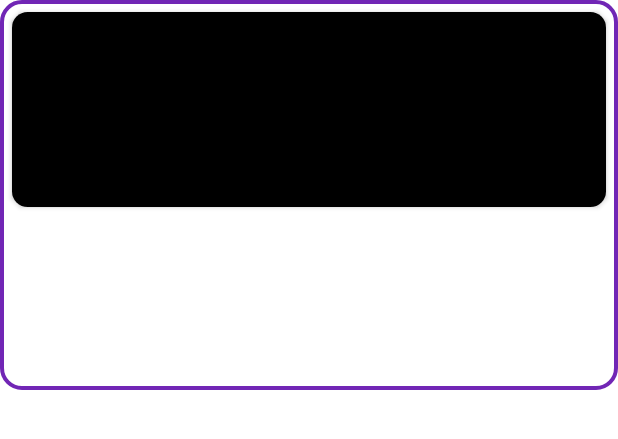
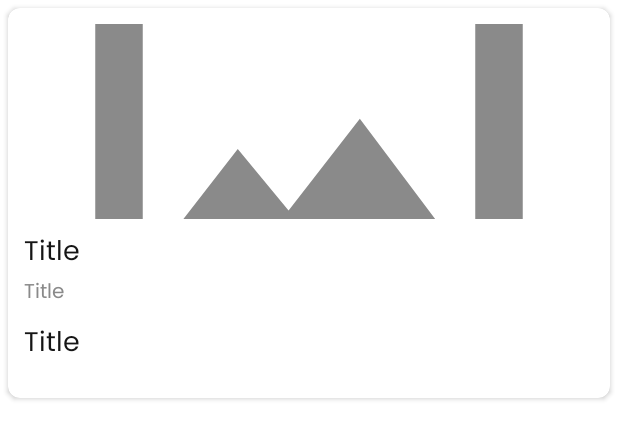
Before and after one commit to nngarfdn/SecondHand, an Android app: the layout item_list_product_state.xml on its own in the app's theme, with its tools: preview values and no code run, on a phone screen of 412 x 824 dp. Shown: the top 439 px of the screen. Run offline under Robolectric (Android 15) with nearby library versions, the phone set to English and light mode, and no system bars.

Commit message:
fix grid recview and complete item list product

```diff
--- a/app/src/main/java/com/binar/secondhand/ui/productlist/ProductSellerAdapter.kt
+++ b/app/src/main/java/com/binar/secondhand/ui/productlist/ProductSellerAdapter.kt
@@ -7,6 +7,7 @@ import androidx.recyclerview.widget.DiffUtil
 import androidx.recyclerview.widget.RecyclerView
 import com.binar.secondhand.data.source.remote.response.ProductItem
 import com.binar.secondhand.databinding.ItemListProductStateBinding
+import com.binar.secondhand.utils.CurrencyIndonesia
 import com.binar.secondhand.utils.gone
 import com.binar.secondhand.utils.loadImage
 import com.binar.secondhand.utils.visible
@@ -44,6 +45,9 @@ class ProductSellerAdapter: RecyclerView.Adapter<ProductSellerAdapter.RecentAdap
                 itemProduct.root.visible()
                 itemEmpty.root.gone()
                 itemProduct.imgProduct.loadImage(data.image_url)
+                itemProduct.txtName.text = data.name
+                itemProduct.txtCategory.text = data.Categories[0].name
+                itemProduct.txtPrice.text = CurrencyIndonesia.rp(data.base_price.toString())
             }else {
                 itemProduct.root.gone()
                 itemEmpty.root.visible()
--- /dev/null
+++ b/app/src/main/res/drawable/bg_item_add_product.xml
@@ -0,0 +1,11 @@
+<vector xmlns:android="http://schemas.android.com/apk/res/android"
+    android:width="156dp"
+    android:height="200dp"
+    android:viewportWidth="156"
+    android:viewportHeight="206">
+    <path
+        android:fillColor="#FFFFFFFF"
+        android:strokeColor="#FFD0D0D0"
+        android:strokeWidth="1"
+        android:pathData="M0.5 10c0-5.25 4.25-9.5 9.5-9.5h136c5.25 0 9.5 4.25 9.5 9.5v186c0 5.25-4.25 9.5-9.5 9.5h-136c-5.25 0-9.5-4.25-9.5-9.5z"/>
+</vector>
--- /dev/null
+++ b/app/src/main/res/drawable/ic_baseline_add_24.xml
@@ -0,0 +1,5 @@
+<vector android:height="24dp" android:tint="#8A8A8A"
+    android:viewportHeight="24" android:viewportWidth="24"
+    android:width="24dp" xmlns:android="http://schemas.android.com/apk/res/android">
+    <path android:fillColor="@android:color/white" android:pathData="M19,13h-6v6h-2v-6H5v-2h6V5h2v6h6v2z"/>
+</vector>
--- /dev/null
+++ b/app/src/main/res/drawable/ic_outline_image_24.xml
@@ -0,0 +1,5 @@
+<vector android:height="24dp" android:tint="#8A8A8A"
+    android:viewportHeight="24" android:viewportWidth="24"
+    android:width="24dp" xmlns:android="http://schemas.android.com/apk/res/android">
+    <path android:fillColor="@android:color/white" android:pathData="M19,5v14L5,19L5,5h14m0,-2L5,3c-1.1,0 -2,0.9 -2,2v14c0,1.1 0.9,2 2,2h14c1.1,0 2,-0.9 2,-2L21,5c0,-1.1 -0.9,-2 -2,-2zM14.14,11.86l-3,3.87L9,13.14 6,17h12l-3.86,-5.14z"/>
+</vector>
--- a/app/src/main/res/layout/item_list_product_state.xml
+++ b/app/src/main/res/layout/item_list_product_state.xml
@@ -1,8 +1,16 @@
 <?xml version="1.0" encoding="utf-8"?>
-<LinearLayout xmlns:android="http://schemas.android.com/apk/res/android"
+<com.google.android.material.card.MaterialCardView xmlns:android="http://schemas.android.com/apk/res/android"
+    xmlns:app="http://schemas.android.com/apk/res-auto"
+    android:id="@+id/card_merch"
     android:layout_width="match_parent"
-    android:layout_height="match_parent"
-    android:orientation="vertical">
+    android:layout_height="@dimen/_200sdp"
+    android:layout_margin="@dimen/_4sdp"
+    android:clickable="true"
+    android:focusable="true"
+    android:background="@drawable/bg_item_add_product"
+    android:theme="@style/Theme.MaterialComponents.Light"
+    app:cardCornerRadius="8dp"
+    app:cardElevation="2dp">
 
     <include
         android:id="@+id/item_empty"
@@ -14,4 +22,4 @@
         android:visibility="visible"
         layout="@layout/item_product_seller"/>
 
-</LinearLayout>
+</com.google.android.material.card.MaterialCardView>
--- a/app/src/main/res/layout/item_product_seller.xml
+++ b/app/src/main/res/layout/item_product_seller.xml
@@ -1,27 +1,71 @@
 <?xml version="1.0" encoding="utf-8"?>
+
+
 <androidx.constraintlayout.widget.ConstraintLayout xmlns:android="http://schemas.android.com/apk/res/android"
-    android:id="@+id/item"
+    xmlns:app="http://schemas.android.com/apk/res-auto"
+    xmlns:tools="http://schemas.android.com/tools"
     android:layout_width="match_parent"
-    android:background="@drawable/bg_btn_outline_purple"
-    android:layout_height="@dimen/_200sdp"
-    xmlns:app="http://schemas.android.com/apk/res-auto"
-    xmlns:tools="http://schemas.android.com/tools">
+    android:layout_height="match_parent">
 
     <androidx.cardview.widget.CardView
-        android:id="@+id/cardView"
+        android:id="@+id/cv"
         android:layout_width="match_parent"
+        app:cardCornerRadius="@dimen/_10sdp"
+        app:cardElevation="0dp"
+        android:layout_margin="@dimen/_8sdp"
         android:layout_height="@dimen/_100sdp"
-        android:layout_margin="8dp"
-        app:cardCornerRadius="@dimen/_8sdp"
-        app:layout_constraintStart_toStartOf="parent"
         app:layout_constraintTop_toTopOf="parent">
-
         <ImageView
             android:id="@+id/img_product"
             android:layout_width="match_parent"
+            android:scaleType="centerCrop"
+            android:src="@drawable/ic_outline_image_24"
             android:layout_height="match_parent"
-            android:scaleType="centerCrop"
-            android:src="@color/black"
+            app:layout_constraintTop_toTopOf="parent"
             tools:ignore="ContentDescription" />
     </androidx.cardview.widget.CardView>
+
+
+    <TextView
+        android:id="@+id/txt_name"
+        android:layout_width="wrap_content"
+        android:layout_height="wrap_content"
+        android:layout_marginTop="8dp"
+        android:textColor="#151515"
+        android:text="@string/title"
+        android:fontFamily="@font/poppins"
+        android:maxLines="1"
+        android:ellipsize="end"
+        android:textSize="@dimen/_14ssp"
+        app:layout_constraintStart_toStartOf="@+id/cv"
+        app:layout_constraintTop_toBottomOf="@+id/cv" />
+
+    <TextView
+        android:id="@+id/txt_category"
+        android:layout_width="wrap_content"
+        android:layout_height="wrap_content"
+        android:ellipsize="end"
+        android:fontFamily="@font/poppins"
+        android:maxLines="1"
+        android:text="@string/title"
+        android:textColor="@color/gray_1"
+        android:textSize="@dimen/_10ssp"
+        app:layout_constraintStart_toStartOf="@+id/cv"
+        app:layout_constraintTop_toBottomOf="@+id/txt_name" />
+
+    <TextView
+        android:id="@+id/txt_price"
+        android:layout_width="wrap_content"
+        android:layout_height="wrap_content"
+        android:layout_marginTop="8dp"
+        android:textColor="#151515"
+        android:text="@string/title"
+        android:fontFamily="@font/poppins"
+        android:maxLines="1"
+        android:ellipsize="end"
+        android:textSize="@dimen/_14ssp"
+        app:layout_constraintStart_toStartOf="@+id/txt_category"
+        app:layout_constraintTop_toBottomOf="@+id/txt_category" />
+
+
 </androidx.constraintlayout.widget.ConstraintLayout>
--- a/app/src/main/res/values/colors.xml
+++ b/app/src/main/res/values/colors.xml
@@ -9,4 +9,5 @@
     <color name="white">#FFFFFFFF</color>
     <color name="primary_purple">#7126B5</color>
     <color name="primary_purple_dark">#6C1BB5</color>
+    <color name="gray_1">#8A8A8A</color>
 </resources>
--- a/app/src/main/res/values/strings.xml
+++ b/app/src/main/res/values/strings.xml
@@ -5,4 +5,5 @@
     <string name="title">Title</string>
     <string name="daftar_jual_saya">Daftar Jual Saya</string>
     <string name="edit">Edit</string>
+    <string name="tambah_produk">Tambah Produk</string>
 </resources>
```
Also changed, not shown: app/src/main/java/com/binar/secondhand/data/source/remote/response/Product.kt (+7 -3 lines), app/src/main/java/com/binar/secondhand/utils/CurrencyIndonesia.kt (added, +32 -0 lines), app/src/main/res/layout/item_add_product.xml (+19 -5 lines).
